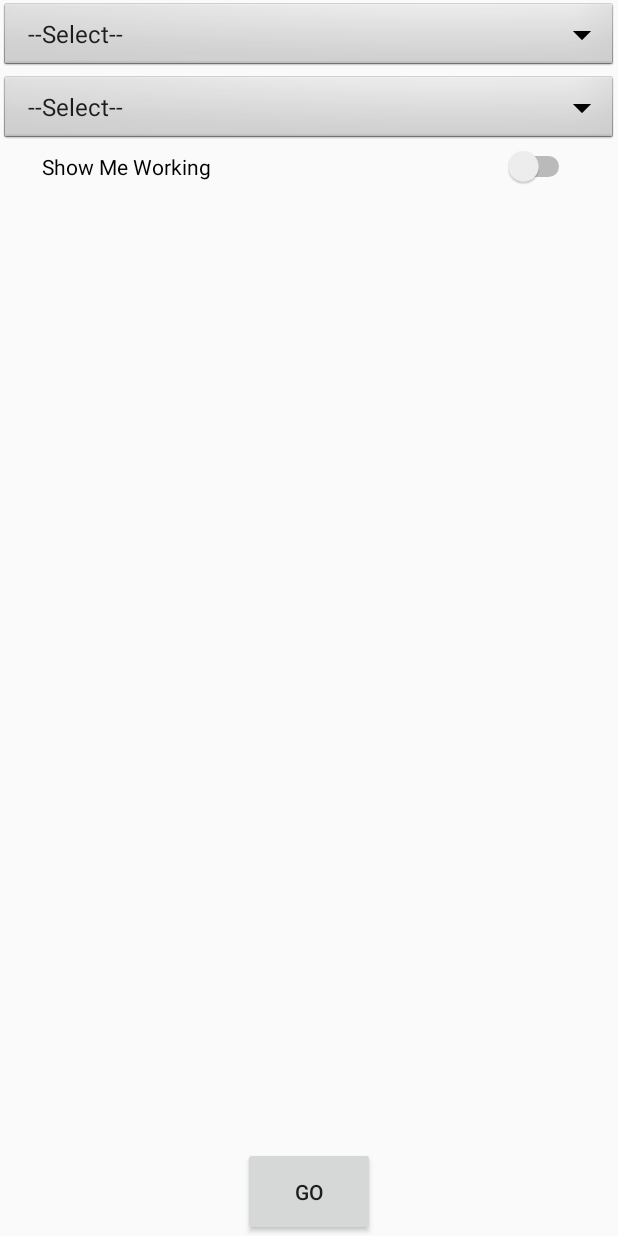
After one commit to 08351ty/Tester, an Android app: the PhotoInfoFragment screen opened directly, with no data from a screen before it, on a phone screen of 412 x 824 dp. The commit adds this screen. Run offline under Robolectric (Android 15) with nearby library versions, the phone set to English and light mode, and no system bars.

Commit message:
Merge remote-tracking branch 'origin/master'
Conflicts:
	app/src/main/java/com/example/pascalso/tester/MainActivity.java

ko

iok

```diff
--- a/app/src/main/AndroidManifest.xml
+++ b/app/src/main/AndroidManifest.xml
@@ -23,7 +23,13 @@
             </intent-filter>
         </activity>
 
+        <activity android:name=".ReceivedFragment"/>
+
         <activity android:name=".SelectedImageFragment"/>
+
+        <activity android:name=".AccessGalleryActivity"/>
+
+        <activity android:name=".PhotoInfoFragment"/>
 
     </application>
 
--- /dev/null
+++ b/app/src/main/java/com/example/pascalso/tester/PhotoInfoFragment.java
@@ -0,0 +1,41 @@
+package com.example.pascalso.tester;
+
+import android.content.Intent;
+import android.os.Bundle;
+import android.support.v4.app.FragmentActivity;
+import android.view.View;
+import android.widget.ArrayAdapter;
+import android.widget.Spinner;
+
+/**
+ * Created by owner on 7/3/15.
+ */
+public class PhotoInfoFragment extends FragmentActivity{
+
+    public void onCreate(Bundle savedInstanceState) {
+        super.onCreate(savedInstanceState);
+        setContentView(R.layout.activity_info);
+        selectSubject();
+        selectGrade();
+        findViewById(R.id.button).setOnClickListener(new View.OnClickListener() {
+            @Override
+            public void onClick(View v) {
+                startActivity(new Intent(PhotoInfoFragment.this, MainActivity.class));
+            }
+        });
+    }
+
+    private void selectSubject(){
+        Spinner dropdown = (Spinner)findViewById(R.id.spinner1);
+        String[] items = new String[]{"--Select--","Math", "Physics", "English"};
+        ArrayAdapter<String> adapter = new ArrayAdapter<String>(this, android.R.layout.simple_spinner_item, items);
+        dropdown.setAdapter(adapter);
+    }
+
+    private void selectGrade(){
+        Spinner dropdown = (Spinner)findViewById(R.id.spinner2);
+        String[] items = new String[]{"--Select--","1", "2", "3", "4", "5","6","7","8","9","10","11","12"};
+        ArrayAdapter<String> adapter = new ArrayAdapter<String>(this, android.R.layout.simple_spinner_item, items);
+        dropdown.setAdapter(adapter);
+    }
+}
--- a/app/src/main/res/layout/activity_info.xml
+++ b/app/src/main/res/layout/activity_info.xml
@@ -1,6 +1,7 @@
 <?xml version="1.0" encoding="utf-8"?>
 <FrameLayout xmlns:android="http://schemas.android.com/apk/res/android"
-    android:orientation="vertical" android:layout_width="match_parent"
+    android:orientation="vertical"
+    android:layout_width="match_parent"
     android:layout_height="match_parent">
 
     <LinearLayout
@@ -24,13 +25,21 @@
             android:spinnerMode="dropdown" />
 
         <Switch
-            android:layout_width="372dp"
+            android:layout_width="355dp"
             android:layout_height="wrap_content"
             android:text="Show Me Working"
             android:id="@+id/switch1"
-            android:checked="true" />
-
+            android:layout_gravity="center_horizontal"
+            android:checked="false" />
 
     </LinearLayout>
 
+    <Button
+        android:layout_width="wrap_content"
+        android:layout_height="wrap_content"
+        android:text="Go"
+        android:id="@+id/button"
+        android:layout_gravity="center_horizontal|bottom"
+        android:padding="20dp"/>
+
 </FrameLayout>
```
Also changed, not shown: app/src/main/java/com/example/pascalso/tester/AccessGallery.java (deleted, +0 -14 lines), app/src/main/java/com/example/pascalso/tester/AccessGalleryActivity.java (added, +91 -0 lines), app/src/main/java/com/example/pascalso/tester/CapturePhoto.java (deleted, +0 -41 lines), app/src/main/java/com/example/pascalso/tester/ReceivedFragment.java (+22 -2 lines), app/src/main/java/com/example/pascalso/tester/SavePhotoActivity.java (deleted, +0 -28 lines), app/src/main/java/com/example/pascalso/tester/SelectedImageFragment.java (+7 -25 lines), app/src/main/res/layout/activity_received.xml (+2 -11 lines), 1 other file.
